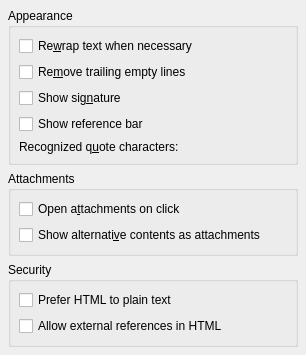
d-graef/KNode5, file readnewsviewerwidget_base.ui: the form before one commit.
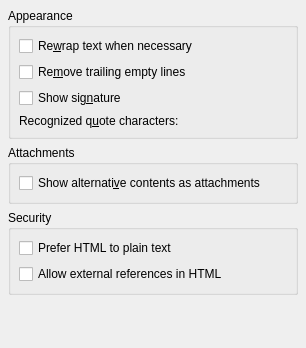
The form after the commit. Custom widgets are drawn as their Qt base class.

What changed in the file:
```diff
--- a/readnewsviewerwidget_base.ui
+++ b/readnewsviewerwidget_base.ui
@@ -29,10 +29,10 @@
       <property name="spacing" >
        <number>6</number>
       </property>
-      <item row="4" column="1" >
+      <item row="3" column="1">
        <widget class="KLineEdit" name="kcfg_quoteCharacters" />
       </item>
-      <item row="4" column="0" >
+      <item row="3" column="0">
        <widget class="QLabel" name="label" >
         <property name="text" >
          <string>Recognized q&amp;uote characters:</string>
@@ -49,13 +49,6 @@
         </property>
        </widget>
       </item>
-      <item row="3" column="0" colspan="2" >
-       <widget class="QCheckBox" name="kcfg_showRefBar" >
-        <property name="text" >
-         <string>Show reference bar</string>
-        </property>
-       </widget>
-      </item>
       <item row="2" column="0" colspan="2" >
        <widget class="QCheckBox" name="kcfg_showSignature" >
         <property name="text" >
@@ -85,13 +78,6 @@
       <property name="spacing" >
        <number>6</number>
       </property>
-      <item>
-       <widget class="QCheckBox" name="kcfg_openAttachmentsOnClick" >
-        <property name="text" >
-         <string>Open a&amp;ttachments on click</string>
-        </property>
-       </widget>
-      </item>
       <item>
        <widget class="QCheckBox" name="kcfg_showAlternativeContents" >
         <property name="text" >
```
